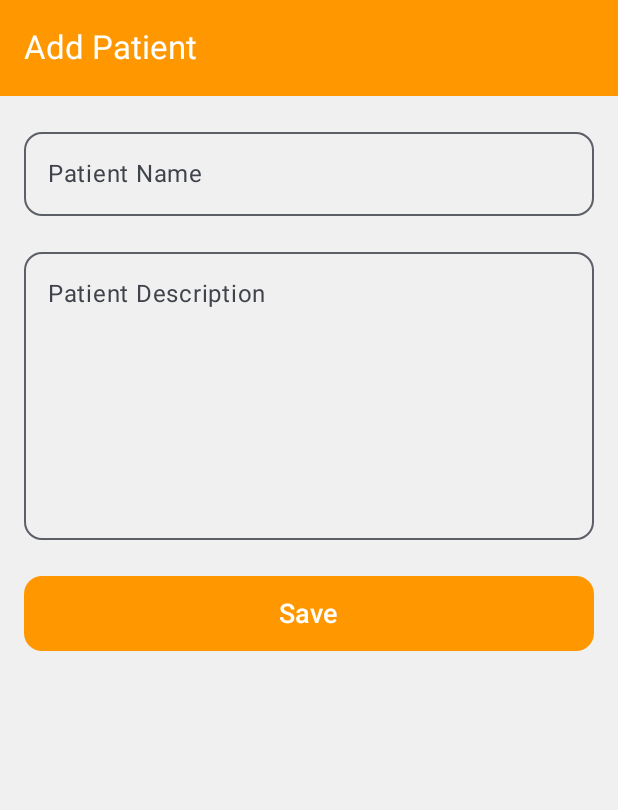
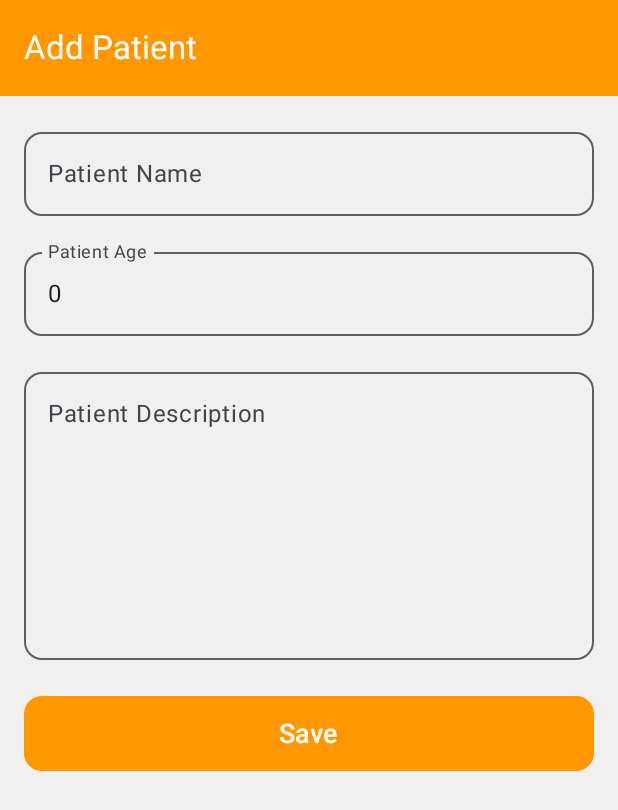
Before and after one commit to jaymaurya1256/Aushadhi, an Android app built with Jetpack Compose: the PatientScreen screen opened through its navigation route, after a tap on "Add+", on a phone screen of 412 x 824 dp. Shown: the top 810 px of the screen. Run offline under Robolectric (Android 15) with nearby library versions, the phone set to English and light mode, and no system bars; our stand-ins replace Dagger/Hilt's generated code, Room's generated code.

Commit message:
Add Patient Screen

```diff
--- a/app/src/main/java/dev/vedics/aushadhi/database/MainDatabase.kt
+++ b/app/src/main/java/dev/vedics/aushadhi/database/MainDatabase.kt
@@ -15,7 +15,7 @@ import dev.vedics.aushadhi.database.entity.patient.Visit
 
 @Database(
     entities = [Aushadhi::class, Disease::class, PatientInfo::class, Visit::class],
-    version = 1,
+    version = 2,
     exportSchema = true
 )
 abstract class MainDatabase : RoomDatabase() {
--- a/app/src/main/java/dev/vedics/aushadhi/database/entity/patient/PatientInfo.kt
+++ b/app/src/main/java/dev/vedics/aushadhi/database/entity/patient/PatientInfo.kt
@@ -9,5 +9,8 @@ data class PatientInfo(
     @PrimaryKey(autoGenerate = true)
     val id: Int,
     val name: String,
+    val contactNumber: String,
+    val age: Int,
+    val description: String,
     val patientId: Long
 )
--- a/app/src/main/java/dev/vedics/aushadhi/ui/components/NavGraph.kt
+++ b/app/src/main/java/dev/vedics/aushadhi/ui/components/NavGraph.kt
@@ -1,6 +1,7 @@
 package dev.vedics.aushadhi.ui.components
 
 import androidx.compose.runtime.Composable
+import androidx.navigation.NavController
 import androidx.navigation.compose.NavHost
 import androidx.navigation.compose.composable
 import androidx.navigation.compose.rememberNavController
@@ -10,6 +11,7 @@ import dev.vedics.aushadhi.ui.screens.aushadhi.AushadhiDetail
 import dev.vedics.aushadhi.ui.screens.aushadhi.AushadhiScreen
 import dev.vedics.aushadhi.ui.screens.disease.DiseaseDetail
 import dev.vedics.aushadhi.ui.screens.disease.DiseaseScreen
+import dev.vedics.aushadhi.ui.screens.patient.AddPatient
 import dev.vedics.aushadhi.ui.screens.patient.PatientScreen
 import kotlinx.serialization.Serializable
 
@@ -35,6 +37,10 @@ fun AppNavigation() {
         composable<AddRecordScreen>{
             val args = it.toRoute<AddRecordScreen>()
             AddRecord(navController = navController, recordType = args.recordType)
+        }
+
+        composable<AddPatientScreen>{
+            AddPatient(navController = navController)
         }
 
         composable<AushadhiDetailScreen>{
@@ -75,3 +81,6 @@ object PatientDetailScreen
 data class AddRecordScreen(
     val recordType: String
 )
+
+@Serializable
+object AddPatientScreen
--- a/app/src/main/java/dev/vedics/aushadhi/ui/screens/aushadhi/Aushadhi.kt
+++ b/app/src/main/java/dev/vedics/aushadhi/ui/screens/aushadhi/Aushadhi.kt
@@ -1,6 +1,5 @@
 package dev.vedics.aushadhi.ui.screens.aushadhi
 
-import androidx.compose.foundation.background
 import androidx.compose.foundation.layout.Box
 import androidx.compose.foundation.layout.PaddingValues
 import androidx.compose.foundation.layout.WindowInsets
@@ -17,8 +16,6 @@ import androidx.compose.runtime.remember
 import androidx.compose.runtime.setValue
 import androidx.compose.ui.Alignment
 import androidx.compose.ui.Modifier
-import androidx.compose.ui.graphics.Brush
-import androidx.compose.ui.graphics.Color
 import androidx.compose.ui.layout.onGloballyPositioned
 import androidx.compose.ui.platform.LocalDensity
 import androidx.compose.ui.tooling.preview.Preview
--- /dev/null
+++ b/app/src/main/java/dev/vedics/aushadhi/ui/screens/patient/AddPatient.kt
@@ -0,0 +1,164 @@
+package dev.vedics.aushadhi.ui.screens.patient
+
+import androidx.compose.foundation.background
+import androidx.compose.foundation.layout.Arrangement
+import androidx.compose.foundation.layout.Column
+import androidx.compose.foundation.layout.Spacer
+import androidx.compose.foundation.layout.fillMaxSize
+import androidx.compose.foundation.layout.fillMaxWidth
+import androidx.compose.foundation.layout.height
+import androidx.compose.foundation.layout.padding
+import androidx.compose.foundation.shape.RoundedCornerShape
+import androidx.compose.foundation.text.KeyboardOptions
+import androidx.compose.material3.Button
+import androidx.compose.material3.ButtonDefaults
+import androidx.compose.material3.ExperimentalMaterial3Api
+import androidx.compose.material3.OutlinedTextField
+import androidx.compose.material3.Scaffold
+import androidx.compose.material3.Text
+import androidx.compose.material3.TopAppBar
+import androidx.compose.material3.TopAppBarDefaults
+import androidx.compose.runtime.Composable
+import androidx.compose.runtime.LaunchedEffect
+import androidx.compose.ui.Alignment
+import androidx.compose.ui.Modifier
+import androidx.compose.ui.graphics.Color
+import androidx.compose.ui.text.TextStyle
+import androidx.compose.ui.text.font.FontFamily
+import androidx.compose.ui.text.font.FontWeight
+import androidx.compose.ui.text.input.ImeAction
+import androidx.compose.ui.text.input.KeyboardType
+import androidx.compose.ui.text.input.VisualTransformation
+import androidx.compose.ui.unit.dp
+import androidx.compose.ui.unit.sp
+import androidx.hilt.navigation.compose.hiltViewModel
+import androidx.navigation.NavController
+import dev.vedics.aushadhi.ui.components.PatientScreen
+import dev.vedics.aushadhi.ui.theme.Orange
+import dev.vedics.aushadhi.utils.ErrorTypes
+
+@OptIn(ExperimentalMaterial3Api::class)
+@Composable
+fun AddPatient(
+    navController: NavController,
+    viewModel: PatientViewModel = hiltViewModel()
+) {
+    LaunchedEffect(key1 = Unit) {
+        viewModel.databaseOperationResult.collect { it ->
+            if (it == ErrorTypes.NO_ERROR) {
+                navController.navigate(PatientScreen)
+            } else {
+                //TODO: figure out how to show error message here in non-activity class
+            }
+        }
+    }
+
+    Scaffold(
+        topBar = {
+            TopAppBar(
+                title = { Text("Add Patient") },
+                colors = TopAppBarDefaults.smallTopAppBarColors(
+                    containerColor = Orange, titleContentColor = Color.White
+                )
+            )
+        },
+        content = { padding ->
+            Column(
+                modifier = Modifier
+                    .fillMaxSize()
+                    .padding(padding)
+                    .background(Color(0xFFF0F0F0))
+                    .padding(16.dp),
+                horizontalAlignment = Alignment.CenterHorizontally,
+                verticalArrangement = Arrangement.Top
+            ) {
+                OutlinedTextField(
+                    value = viewModel.name,
+                    onValueChange = { viewModel.name = it },
+                    label = { Text("Patient Name") },
+                    modifier = Modifier.fillMaxWidth(),
+                    keyboardOptions = KeyboardOptions.Default.copy(
+                        imeAction = ImeAction.Next, keyboardType = KeyboardType.Text
+                    ),
+                    shape = RoundedCornerShape(12.dp),
+                    textStyle = TextStyle(
+                        fontSize = 16.sp,
+                        fontFamily = FontFamily.SansSerif,
+                        fontWeight = FontWeight.Normal
+                    ),
+                    isError = viewModel.errorTypes == ErrorTypes.NAME_EMPTY
+                )
+
+                Spacer(modifier = Modifier.height(16.dp))
+
+                OutlinedTextField(
+                    value = viewModel.age.toString(),
+                    onValueChange = { viewModel.age = it.toIntOrNull() ?: 0 },
+                    label = { Text("Patient Age") },
+                    modifier = Modifier.fillMaxWidth(),
+                    keyboardOptions = KeyboardOptions.Default.copy(
+                        imeAction = ImeAction.Next, keyboardType = KeyboardType.Number
+                    ),
+                    shape = RoundedCornerShape(12.dp),
+                    textStyle = TextStyle(
+                        fontSize = 16.sp,
+                        fontFamily = FontFamily.SansSerif,
+                        fontWeight = FontWeight.Normal
+                    ),
+                    isError = viewModel.errorTypes == ErrorTypes.AGE_EMPTY
+                )
+
+                Spacer(modifier = Modifier.height(16.dp))
+
+                OutlinedTextField(
+                    value = viewModel.description,
+                    onValueChange = { viewModel.description = it },
+                    label = { Text("Patient Description") },
+                    modifier = Modifier
+                        .fillMaxWidth()
+                        .height(200.dp),
+                    shape = RoundedCornerShape(12.dp),
+                    textStyle = TextStyle(
+                        fontSize = 16.sp,
+                        fontFamily = FontFamily.SansSerif,
+                        fontWeight = FontWeight.Normal
+                    ),
+                    keyboardOptions = KeyboardOptions.Default.copy(
+                        imeAction = ImeAction.Done, keyboardType = KeyboardType.Text
+                    ),
+                    maxLines = 6,
+                    visualTransformation = VisualTransformation.None,
+                    isError = viewModel.errorTypes == ErrorTypes.DESCRIPTION_EMPTY
+                )
+
+                Spacer(modifier = Modifier.height(24.dp))
+
+                Button(
+                    onClick = {
+                        if (viewModel.name.isEmpty() || viewModel.age == 0 || viewModel.description.isEmpty()) {
+                            viewModel.errorTypes = when {
+                                viewModel.name.isEmpty() -> ErrorTypes.NAME_EMPTY
+                                viewModel.age == 0 -> ErrorTypes.AGE_EMPTY
+                                viewModel.description.isEmpty() -> ErrorTypes.DESCRIPTION_EMPTY
+                                else -> ErrorTypes.NO_ERROR
+                            }
+                        } else {
+                            viewModel.savePatientRecords(
+                                name = viewModel.name,
+                                age = viewModel.age,
+                                description = viewModel.description
+                            )
+                        }
+                    },
+                    colors = ButtonDefaults.buttonColors(containerColor = Orange),
+                    modifier = Modifier
+                        .fillMaxWidth()
+                        .height(50.dp),
+                    shape = RoundedCornerShape(12.dp)
+                ) {
+                    Text("Save", fontSize = 18.sp)
+                }
+            }
+        }
+    )
+}
--- a/app/src/main/java/dev/vedics/aushadhi/ui/screens/patient/PatientViewModel.kt
+++ b/app/src/main/java/dev/vedics/aushadhi/ui/screens/patient/PatientViewModel.kt
@@ -1,11 +1,46 @@
 package dev.vedics.aushadhi.ui.screens.patient
 
+import androidx.compose.runtime.getValue
+import androidx.compose.runtime.mutableStateOf
+import androidx.compose.runtime.setValue
 import androidx.lifecycle.ViewModel
+import androidx.lifecycle.viewModelScope
 import dagger.hilt.android.lifecycle.HiltViewModel
 import dev.vedics.aushadhi.database.dao.PatientsDao
+import dev.vedics.aushadhi.database.entity.patient.PatientInfo
+import dev.vedics.aushadhi.utils.ErrorTypes
+import dev.vedics.aushadhi.utils.oneShotFlow
+import kotlinx.coroutines.launch
 import javax.inject.Inject
 
 @HiltViewModel
-class PatientViewModel @Inject constructor(patientDao: PatientsDao) : ViewModel() {
+class PatientViewModel @Inject constructor(private val patientDao: PatientsDao) : ViewModel() {
+
+    var name by mutableStateOf("")
+    var description by mutableStateOf("")
+    var age by mutableStateOf(0)
+    var errorTypes by mutableStateOf<ErrorTypes?>(null)
+    val databaseOperationResult = oneShotFlow<ErrorTypes>()
+
     val listOfPatientsInfo = patientDao.getAll()
+
+    fun savePatientRecords(name: String, age: Int, description: String) {
+        viewModelScope.launch {
+            try {
+                patientDao.insert(
+                    PatientInfo(
+                        id = 0,
+                        name = name,
+                        contactNumber = "",
+                        age = age,
+                        description = description,
+                        patientId = System.currentTimeMillis()
+                    )
+                )
+                databaseOperationResult.tryEmit(ErrorTypes.NO_ERROR)
+            } catch (e: Exception) {
+                databaseOperationResult.tryEmit(ErrorTypes.DATABASE_ERROR)
+            }
+        }
+    }
 }
--- a/app/src/main/java/dev/vedics/aushadhi/ui/screens/patient/Patients.kt
+++ b/app/src/main/java/dev/vedics/aushadhi/ui/screens/patient/Patients.kt
@@ -1,6 +1,5 @@
 package dev.vedics.aushadhi.ui.screens.patient
 
-import androidx.compose.foundation.background
 import androidx.compose.foundation.layout.Box
 import androidx.compose.foundation.layout.PaddingValues
 import androidx.compose.foundation.layout.WindowInsets
@@ -22,8 +21,6 @@ import androidx.compose.runtime.remember
 import androidx.compose.runtime.setValue
 import androidx.compose.ui.Alignment
 import androidx.compose.ui.Modifier
-import androidx.compose.ui.graphics.Brush
-import androidx.compose.ui.graphics.Color
 import androidx.compose.ui.layout.onGloballyPositioned
 import androidx.compose.ui.platform.LocalDensity
 import androidx.compose.ui.unit.Dp
@@ -31,11 +28,10 @@ import androidx.compose.ui.unit.dp
 import androidx.hilt.navigation.compose.hiltViewModel
 import androidx.navigation.NavController
 import dev.vedics.aushadhi.ui.components.AddButton
-import dev.vedics.aushadhi.ui.components.AddRecordScreen
+import dev.vedics.aushadhi.ui.components.AddPatientScreen
 import dev.vedics.aushadhi.ui.components.BottomNavigationBar
 import dev.vedics.aushadhi.ui.components.ListItemMainPatient
 import dev.vedics.aushadhi.utils.ButtonType
-import dev.vedics.aushadhi.utils.RECORD_PATIENT
 import dev.vedics.aushadhi.utils.ScreenType
 
 @Composable
@@ -82,8 +78,7 @@ fun PatientScreen(navController: NavController, viewModel: PatientViewModel = hi
                     .padding(vertical = bottomNavHeight.toDp() + 8.dp)
                     .padding(16.dp)
             ) {
-                //TODO make a separate route as it would have different screen from add record due to the complexity in the UI
-                navController.navigate(AddRecordScreen(RECORD_PATIENT))
+                navController.navigate(AddPatientScreen)
             }
         }
     }
--- a/app/src/main/java/dev/vedics/aushadhi/utils/ErrorTypes.kt
+++ b/app/src/main/java/dev/vedics/aushadhi/utils/ErrorTypes.kt
@@ -8,5 +8,6 @@ enum class ErrorTypes {
     DATABASE_ERROR,
 
     NAME_EMPTY,
-    DESCRIPTION_EMPTY
+    DESCRIPTION_EMPTY,
+    AGE_EMPTY
 }
```
